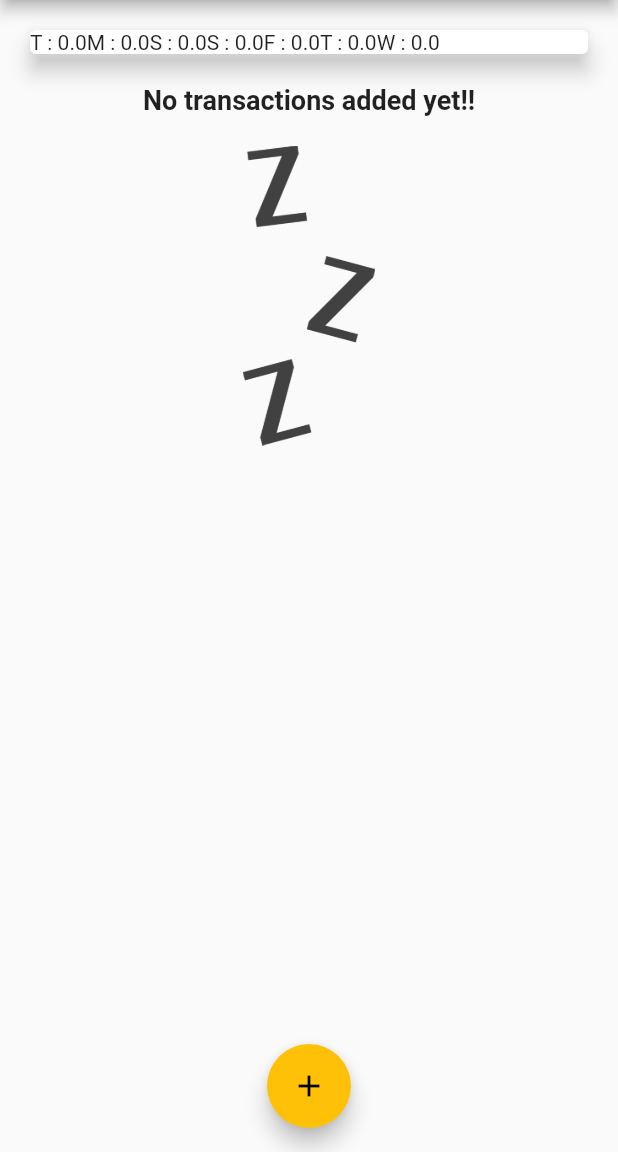
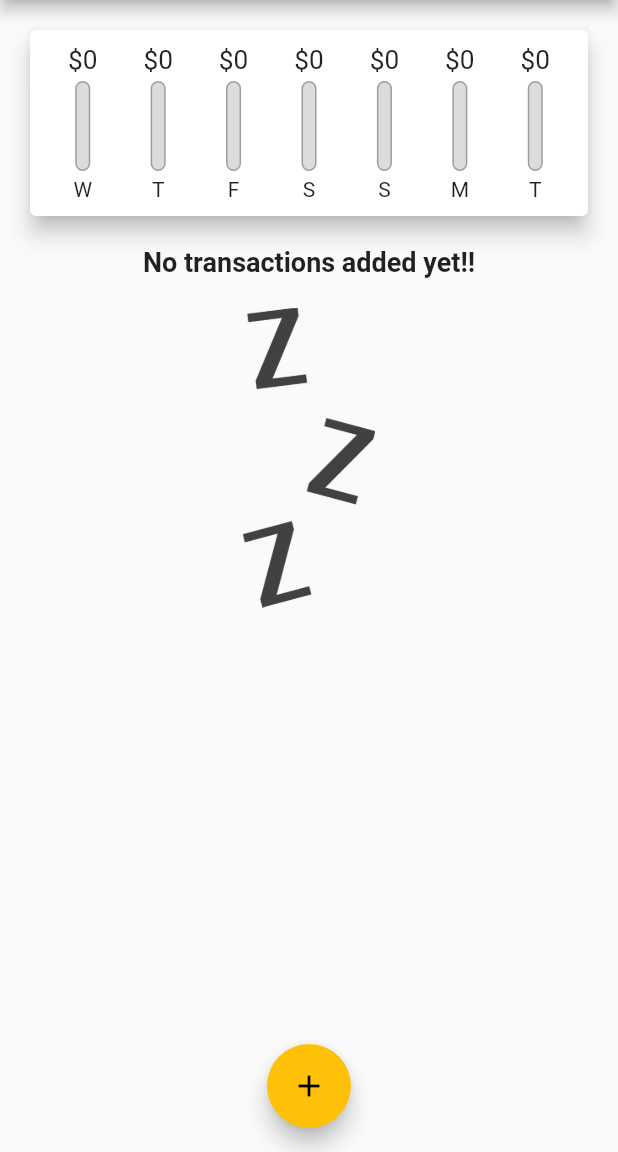
Before and after one commit to JuliousFrost/personal_expense, a Flutter app: the screen it shows after launch, on a phone screen of 412 x 824 dp, the part 84-1236 px from its top. Run offline on Flutter 3.47's test engine with Material 2 defaults, Android fonts, the phone set to English and light mode, and no system bars; missing offline and left inert: dart:ffi; Roboto replaces fonts that are missing (Opensands).

Commit message:
Complete app

```diff
--- a/lib/main.dart
+++ b/lib/main.dart
@@ -4,7 +4,6 @@ import 'package:flutter/cupertino.dart';
 import 'package:flutter/material.dart';
 import 'package:personal_expense/widgets/chart.dart';
 import 'package:personal_expense/widgets/new_transaction.dart';
-import 'package:personal_expense/widgets/transaction_list.dart';
 import 'package:personal_expense/widgets/transaction_list.dart';
 import './models/transaction.dart';
 
@@ -30,7 +29,10 @@ class MyApp extends StatelessWidget {
               fontFamily: 'Opensands',
               fontSize: 18,
               fontWeight: FontWeight.bold,
-            )
+            ),
+          button:  TextStyle(
+            color:Colors.white
+          ),
         ),
         appBarTheme: AppBarTheme(
             textTheme: ThemeData.light().textTheme.copyWith(
@@ -79,11 +81,11 @@ class _MyHomePageState extends State<MyHomePage> {
     }).toList();
   }
 
-  void _addNewTransaction(String txTitle, double txAmount) {
+  void _addNewTransaction(String txTitle, double txAmount,DateTime chosenDate) {
     final newTx = Transaction(
         title: txTitle,
         amount: txAmount,
-        date: DateTime.now(),
+        date: chosenDate,
         id: DateTime.now().toString()
     );
 
@@ -111,6 +113,13 @@ class _MyHomePageState extends State<MyHomePage> {
         });
   }
 
+
+  void _deleteTransaction(String id){
+      setState(() {
+        _userTransaction.removeWhere((tx) => tx.id ==id);
+      });
+  }
+
   @override
   Widget build(BuildContext context) {
     return Scaffold(
@@ -130,7 +139,7 @@ class _MyHomePageState extends State<MyHomePage> {
             children: [
               Chart(_recentTransactions
               ),
-              TransactionList(_userTransaction),
+              TransactionList(_userTransaction,_deleteTransaction),
             ],
           ),
         ),
--- a/lib/widgets/chart.dart
+++ b/lib/widgets/chart.dart
@@ -1,6 +1,7 @@
 import 'package:flutter/material.dart';
 import 'package:personal_expense/models/transaction.dart';
 import 'package:intl/intl.dart';
+import 'package:personal_expense/widgets/chats_bar.dart';
 
 class Chart extends StatelessWidget {
   final List<Transaction> recentTransactions;
@@ -25,22 +26,40 @@ class Chart extends StatelessWidget {
       print(DateFormat.E().format(weekDay));
       print(totalSum);
 
-      return {'day': DateFormat.E().format(weekDay).substring(0,1), 'amount': totalSum};
+      return {'day': DateFormat.E().format(weekDay).substring(0,1),
+        'amount': totalSum};
+    }).reversed.toList();
+  }
+
+
+  double get totalSpending{
+    return groupedTransactionValues.fold(0.0,(sum,item){
+      return sum + (item['amount'] as double);
     });
   }
+
 
   @override
   Widget build(BuildContext context) {
     return Card(
       elevation: 6,
       margin: EdgeInsets.all(20),
-      child: Row(
-        children:
-          groupedTransactionValues.map((data) {
-            return Text(
-              '${data['day']} : ${data['amount']}');
-            }).toList(),
+      child: Container(
+        padding: EdgeInsets.all(10),
+        child: Row(
+          mainAxisAlignment: MainAxisAlignment.spaceAround,
+          children:
+            groupedTransactionValues.map((data) {
+              return Flexible(
+                fit: FlexFit.tight,
+                child: ChartBar(
+                    data['day'].toString(),
+                    (data['amount']  as double),
+                totalSpending == 0 ? 0.0 : (data["amount"] as double) / totalSpending),
+              );
+              }).toList(),
 
+        ),
       ),
     );
   }
--- a/lib/widgets/chats_bar.dart
+++ b/lib/widgets/chats_bar.dart
@@ -1,27 +1,51 @@
 import 'package:flutter/material.dart';
+
 class ChartBar extends StatelessWidget {
-
-
   final String label;
   final double spendingAmount;
   final double spendingPctOfTotal;
 
-  ChartBar(this.label,this.spendingAmount,this.spendingPctOfTotal);
-
-
+  ChartBar(this.label, this.spendingAmount, this.spendingPctOfTotal);
 
   @override
   Widget build(BuildContext context) {
     return Column(
       children: [
-        Text('\$${spendingAmount.toStringAsFixed(0)}'),
+        Container(
+            height: 20,
+            child: FittedBox(
+                child: Text('\$${spendingAmount.toStringAsFixed(0)}'))),
         SizedBox(height: 4),
         Container(
           height: 60,
           width: 10,
-          child: Stack() ,
+          child: Stack(
+            alignment: Alignment.bottomCenter,
+            children: [
+              Container(
+                decoration: BoxDecoration(
+                  border: Border.all(color: Colors.grey, width: 1.0),
+                  color: Color.fromRGBO(220, 220, 220, 1),
+                  borderRadius: BorderRadius.circular(10),
+                ),
+              ),
+              FractionallySizedBox(
+
+                heightFactor: spendingPctOfTotal,
+                child: Container(
+
+                  decoration: BoxDecoration(
+                    color: Theme.of(context).primaryColor,
+                    borderRadius: BorderRadius.circular(10),
+                  ),
+                ),
+              )
+            ],
+          ),
         ),
-        SizedBox( height: 4,),
+        SizedBox(
+          height: 4,
+        ),
         Text(label),
       ],
     );
```
Also changed, not shown: lib/widgets/new_transaction.dart (+55 -10 lines), lib/widgets/transaction_list.dart (+36 -43 lines).
